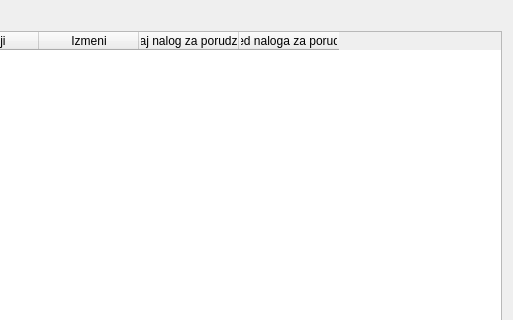
Before: the Qt Designer form gui/POVI/ordersview.ui in Loptica23/POVI, drawn with Qt 5; both pictures show x 273 to 786 and y 0 to 320 of the 786 by 569 pixel window.
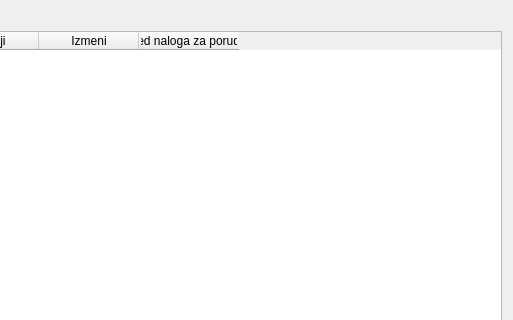
After: the same form once the commit is applied.

```diff
--- a/gui/POVI/ordersview.ui
+++ b/gui/POVI/ordersview.ui
@@ -43,11 +43,6 @@
        <string>Izmeni</string>
       </property>
      </column>
-     <column>
-      <property name="text">
-       <string>Dodaj nalog za porudzbinu</string>
-      </property>
-     </column>
      <column>
       <property name="text">
        <string>Pregled naloga za porudzbinu</string>
```
